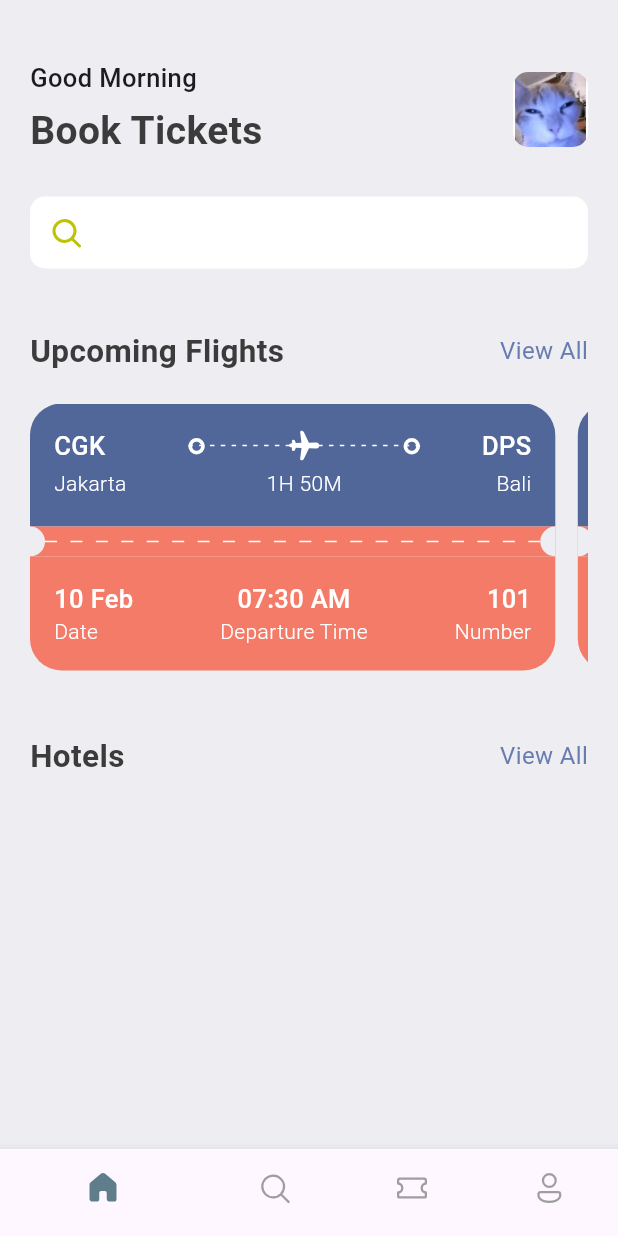
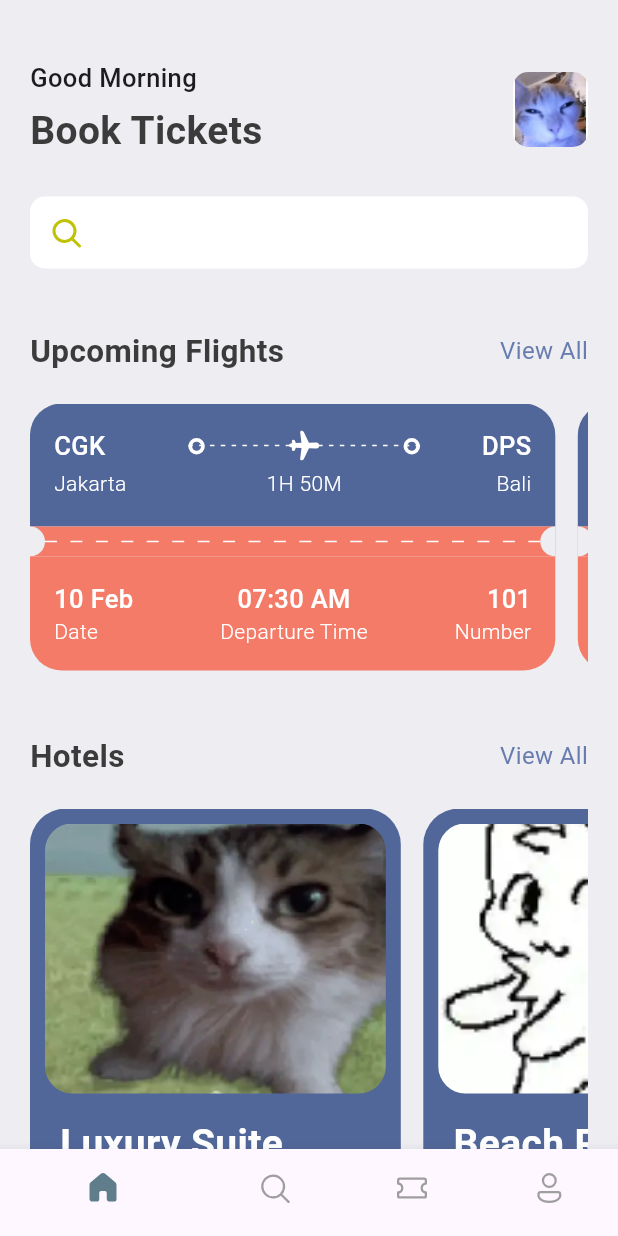
Before and after one commit to DerylFeyza/ticket_app, a Flutter app: the screen it shows after launch, on a phone screen of 412 x 824 dp. Run offline on Flutter 3.47's test engine with Material 3 defaults, Android fonts, the phone set to English and light mode, and no system bars; our stand-ins replace fluentui_icons.

Commit message:
feat: hotel cards

```diff
--- a/lib/pages/home_screen.dart
+++ b/lib/pages/home_screen.dart
@@ -4,6 +4,7 @@ import 'package:ticket_app/res/data/json_data.dart';
 import 'package:ticket_app/res/media.dart';
 import 'package:ticket_app/res/styles/app_styles.dart';
 import 'package:ticket_app/widgets/app_subheader.dart';
+import 'package:ticket_app/widgets/hotel_card.dart';
 import 'package:ticket_app/widgets/ticket_card.dart';
 
 class HomeScreen extends StatelessWidget {
@@ -95,6 +96,17 @@ class HomeScreen extends StatelessWidget {
                   SizedBox(
                     height: 20,
                   ),
+                  SingleChildScrollView(
+                    scrollDirection: Axis.horizontal,
+                    child: Row(
+                      children: hotelList
+                          .map((hotel) => Container(
+                                margin: EdgeInsets.only(right: 15),
+                                child: HotelCard(hotelData: hotel),
+                              ))
+                          .toList(),
+                    ),
+                  )
                 ],
               )),
         ],
--- a/lib/res/data/json_data.dart
+++ b/lib/res/data/json_data.dart
@@ -160,3 +160,36 @@ List<Map<String, dynamic>> ticketList = [
     'number': '120'
   }
 ];
+
+List<Map<String, dynamic>> hotelList = [
+  {
+    "image": "hotel1.png",
+    "place": "Luxury Suite",
+    "location": "Bali",
+    "price": 1500000
+  },
+  {
+    "image": "hotel2.png",
+    "place": "Beach Resort",
+    "location": "Lombok",
+    "price": 1200000
+  },
+  {
+    "image": "hotel3.png",
+    "place": "Mountain Lodge",
+    "location": "Bandung",
+    "price": 900000
+  },
+  {
+    "image": "hotel4.png",
+    "place": "City Hotel",
+    "location": "Jakarta",
+    "price": 750000
+  },
+  {
+    "image": "hotel5.png",
+    "place": "Lakeview Resort",
+    "location": "Lake Toba",
+    "price": 1100000
+  }
+];
--- a/lib/res/media.dart
+++ b/lib/res/media.dart
@@ -1,4 +1,4 @@
 class AppMedia {
-  static const _baseImgPath = 'assets/images/';
-  static const icon = '${_baseImgPath}icon.png';
+  static const baseImgPath = 'assets/images';
+  static const icon = '$baseImgPath/icon.png';
 }
--- /dev/null
+++ b/lib/widgets/hotel_card.dart
@@ -0,0 +1,55 @@
+import 'package:flutter/material.dart';
+import 'package:ticket_app/res/media.dart';
+import 'package:ticket_app/res/styles/app_styles.dart';
+
+class HotelCard extends StatelessWidget {
+  const HotelCard({super.key, required this.hotelData});
+  final Map<String, dynamic> hotelData;
+
+  @override
+  Widget build(BuildContext context) {
+    final screen = MediaQuery.of(context).size;
+    return Container(
+      width: screen.width * 0.6,
+      height: 350,
+      padding: EdgeInsets.all(10),
+      decoration: BoxDecoration(
+          color: AppStyles.brand, borderRadius: BorderRadius.circular(24)),
+      child: Column(
+        crossAxisAlignment: CrossAxisAlignment.start,
+        children: [
+          Container(
+            height: 180,
+            decoration: BoxDecoration(
+                borderRadius: BorderRadius.all(Radius.circular(18)),
+                image: DecorationImage(
+                  image: AssetImage(
+                      '${AppMedia.baseImgPath}/${hotelData['image']}'),
+                  fit: BoxFit.cover,
+                )),
+          ),
+          Container(
+            padding: EdgeInsets.only(top: 15, left: 10),
+            height: 120,
+            child: Column(
+              crossAxisAlignment: CrossAxisAlignment.start,
+              mainAxisAlignment: MainAxisAlignment.spaceBetween,
+              children: [
+                Text(
+                  hotelData['place'],
+                  style: AppStyles.headlineStyle1.copyWith(color: Colors.white),
+                ),
+                Text(hotelData['location'],
+                    style:
+                        AppStyles.headlineStyle3.copyWith(color: Colors.white)),
+                Text("Rp. ${hotelData['price']} / Night",
+                    style:
+                        AppStyles.headlineStyle2.copyWith(color: Colors.white)),
+              ],
+            ),
+          ),
+        ],
+      ),
+    );
+  }
+}
```
Also changed, not shown: assets/images/hotel1.png (added), assets/images/hotel2.png (added), assets/images/hotel3.png (added), assets/images/hotel4.png (added), assets/images/hotel5.png (added).
